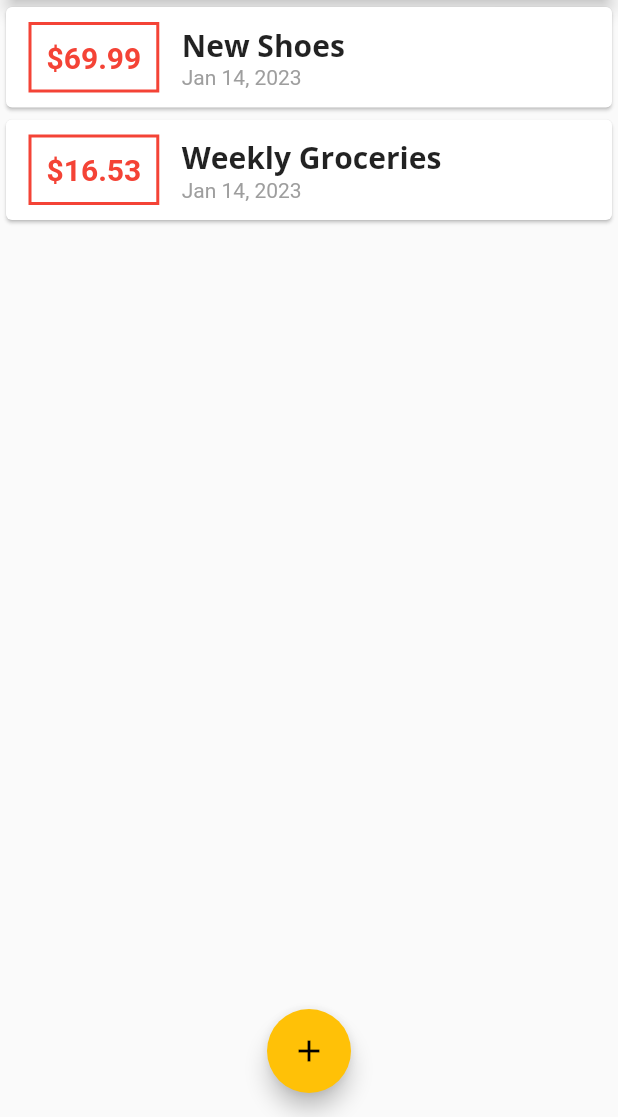
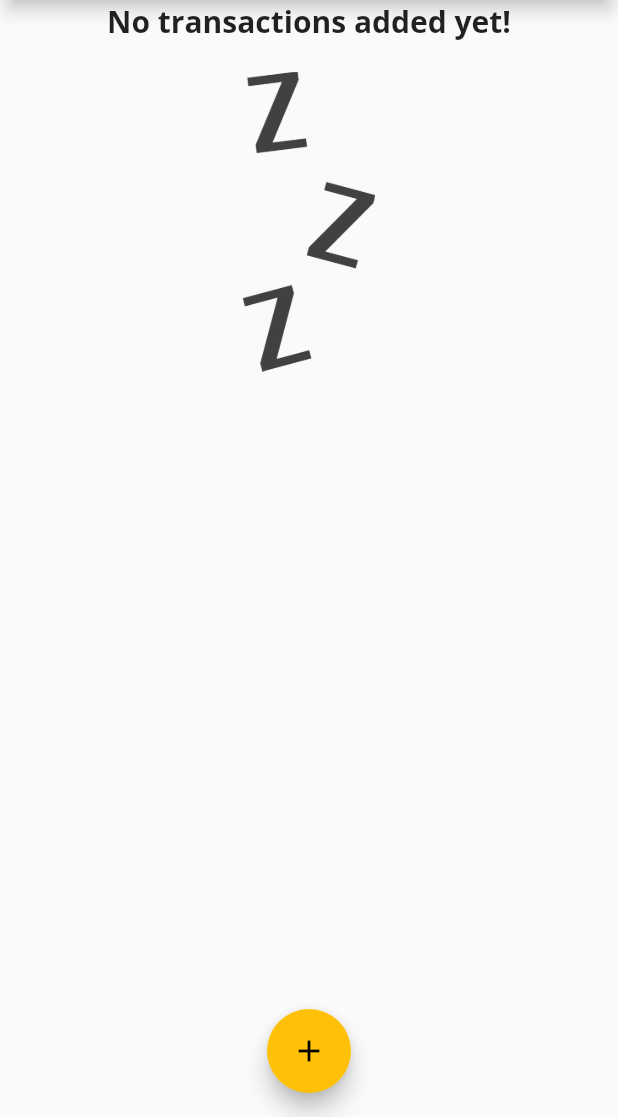
Before and after one commit to shadirvan/Pudget, a Flutter app: the screen it shows after launch, on a phone screen of 412 x 824 dp, the part 119-1236 px from its top. Run offline on Flutter 3.47's test engine with Material 2 defaults, Android fonts, the phone set to English and light mode, and no system bars.

Commit message:
Added Image and text on empty list

```diff
--- a/lib/Widgets/transaction_list.dart
+++ b/lib/Widgets/transaction_list.dart
@@ -12,7 +12,26 @@ class TransactionList extends StatelessWidget {
   Widget build(BuildContext context) {
     return Container(
       height: 300,
-      child: ListView.builder(
+      child: transactions.isEmpty
+          ? Column(
+              children: [
+                Text(
+                  'No transactions added yet!',
+                  style: Theme.of(context).textTheme.headline6,
+                ),
+                SizedBox(
+                  height: 20,
+                ),
+                Container(
+                  height: 200,
+                  child: Image.asset(
+                    "Assets/Images/waiting.png",
+                    fit: BoxFit.cover,
+                  ),
+                ),
+              ],
+            )
+          : ListView.builder(
               itemBuilder: (ctx, index) {
                 return Card(
                   child: Row(
--- a/lib/main.dart
+++ b/lib/main.dart
@@ -44,18 +44,18 @@ class MyHomePage extends StatefulWidget {
 
 class _MyHomePageState extends State<MyHomePage> {
   final List<Transaction> _userTransactions = [
-    Transaction(
-      id: 't1',
-      title: 'New Shoes',
-      amount: 69.99,
-      date: DateTime.now(),
-    ),
-    Transaction(
-      id: 't2',
-      title: 'Weekly Groceries',
-      amount: 16.53,
-      date: DateTime.now(),
-    ),
+    // Transaction(
+    //   id: 't1',
+    //   title: 'New Shoes',
+    //   amount: 69.99,
+    //   date: DateTime.now(),
+    // ),
+    // Transaction(
+    //   id: 't2',
+    //   title: 'Weekly Groceries',
+    //   amount: 16.53,
+    //   date: DateTime.now(),
+    // ),
   ];
 
   void _addNewTransaction(String txTitle, double txAmount) {
--- a/pubspec.yaml
+++ b/pubspec.yaml
@@ -46,9 +46,9 @@ flutter:
   uses-material-design: true
 
   # To add assets to your application, add an assets section, like this:
-  # assets:
-  #   - images/a_dot_burr.jpeg
-  #   - images/a_dot_ham.jpeg
+  assets:
+    - Assets/Images/waiting.png
+
 
   # An image asset can refer to one or more resolution-specific "variants", see
   # https://flutter.dev/assets-and-images/#resolution-aware.
```
Also changed, not shown: Assets/Images/waiting.png (added). Lines whose indentation alone changed are shown as unchanged.
